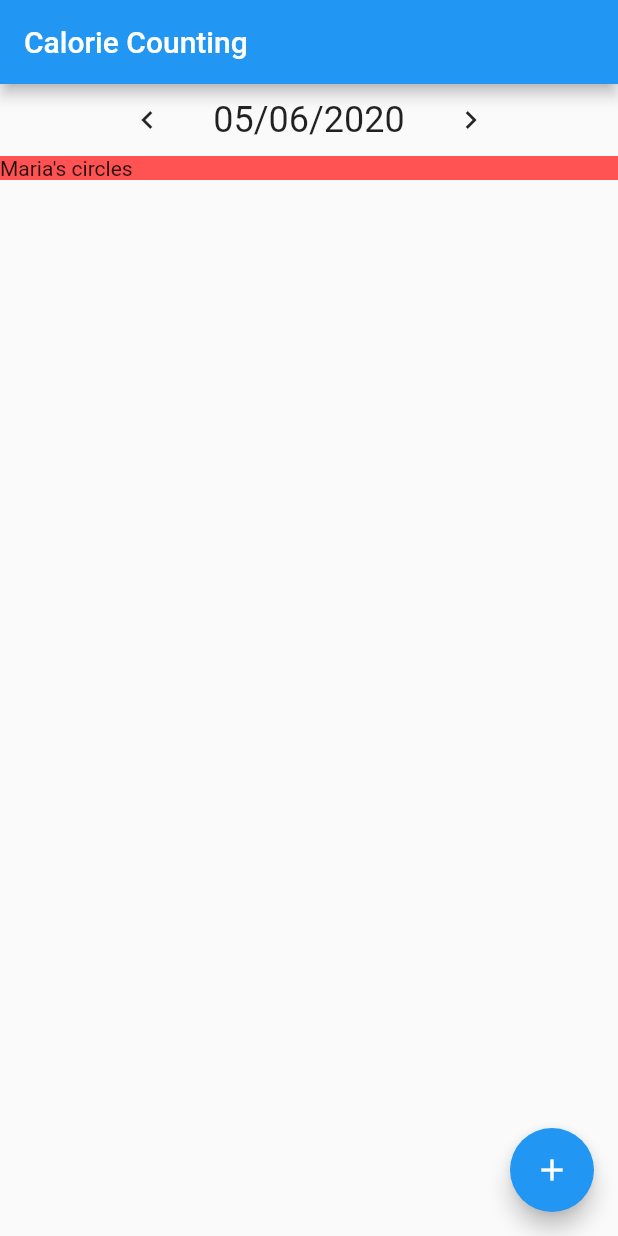
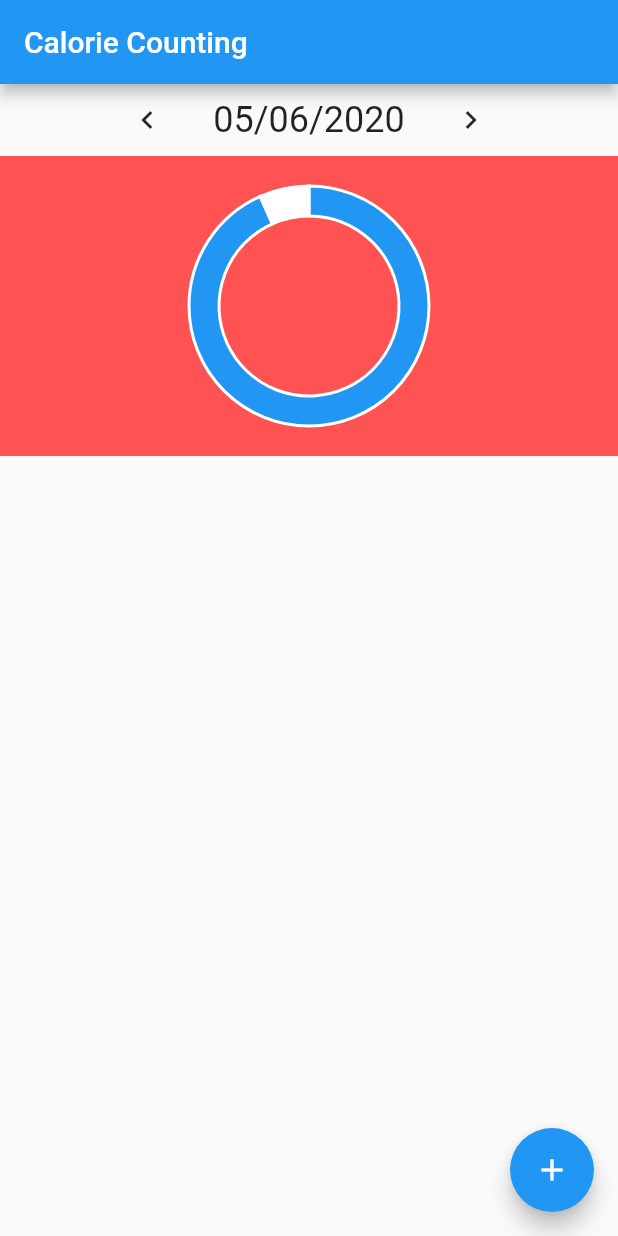
Before and after one commit to KatazzaHack/calorie_counting, a Flutter app: the screen it shows after launch, on a phone screen of 412 x 824 dp. Run offline on Flutter 3.47's test engine with Material 2 defaults, Android fonts, the phone set to English and light mode, and no system bars; our stand-ins replace charts_flutter; missing offline and left inert: protobuf.

Commit message:
Adding gestures ignoring for DashboardWrapper children

```diff
--- a/lib/dashboard.dart
+++ b/lib/dashboard.dart
@@ -8,7 +8,10 @@ class Dashboard extends StatefulWidget {
 }
 class DashboardState extends State<Dashboard>{
   @override build(BuildContext context) {
-    return Text("Maria's circles");
+    return new Container(
+      height: 200,
+      child: OutOfPieChart(),
+    );
   }
 }
 
--- a/lib/main.dart
+++ b/lib/main.dart
@@ -122,9 +122,13 @@ class DashboardWrapper extends StatelessWidget {
   Widget build(BuildContext context) {
     return GestureDetector(
       onTap: () {log.fine("DashboardWrapper tapped");},
-      child: Container(
-        color: Colors.redAccent,
-          child: Dashboard(),
+      behavior: HitTestBehavior.translucent,
+      child: IgnorePointer(
+        ignoring: true,
+        child: Container(
+          color: Colors.redAccent,
+            child: Dashboard(),
+       ),
       ),
     );
   }
```
